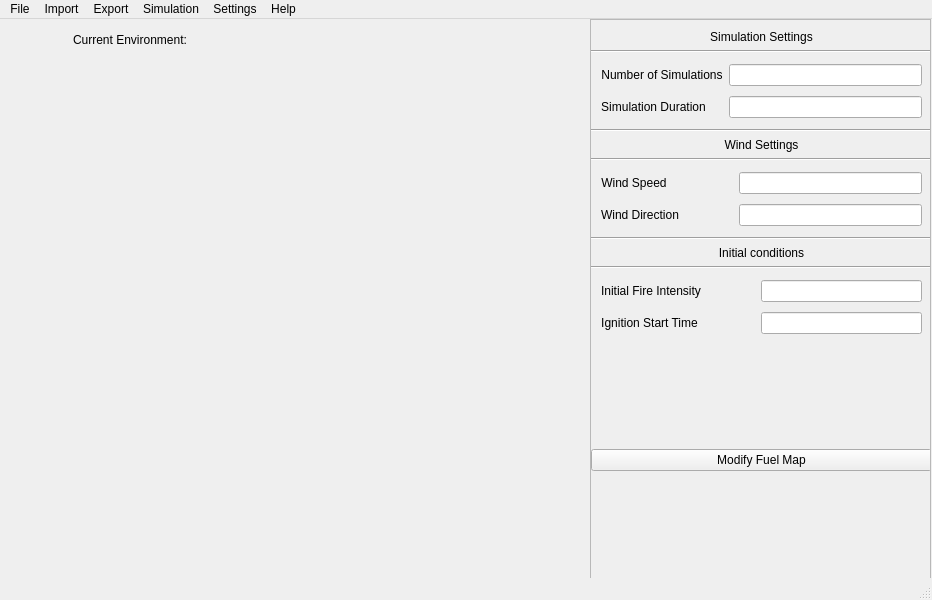
This is src/qt_files/MainWindow.ui in luckek/FireScapeRx-dev as Qt 5 draws it before an edit. The edited form follows.
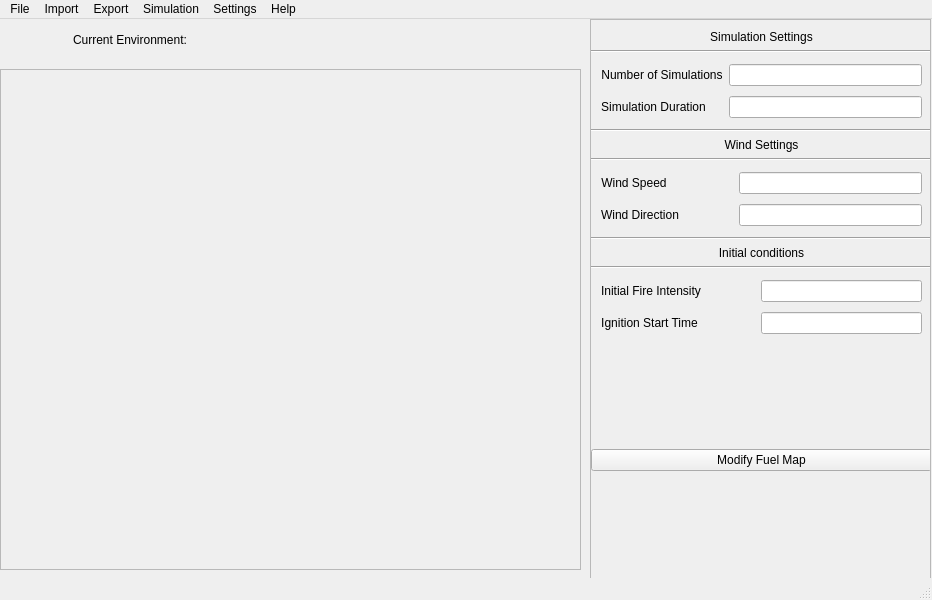
This is the edited form.

```diff
--- a/src/qt_files/MainWindow.ui
+++ b/src/qt_files/MainWindow.ui
@@ -319,6 +319,29 @@
      </widget>
     </widget>
    </widget>
+   <widget class="QScrollArea" name="scrollArea">
+    <property name="geometry">
+     <rect>
+      <x>0</x>
+      <y>50</y>
+      <width>581</width>
+      <height>501</height>
+     </rect>
+    </property>
+    <property name="widgetResizable">
+     <bool>true</bool>
+    </property>
+    <widget class="QWidget" name="scrollAreaWidgetContents">
+     <property name="geometry">
+      <rect>
+       <x>0</x>
+       <y>0</y>
+       <width>579</width>
+       <height>499</height>
+      </rect>
+     </property>
+    </widget>
+   </widget>
   </widget>
   <widget class="QMenuBar" name="menubar">
    <property name="geometry">
```
Left out of the diff: 2 changed lines with no effect on the pictures.
